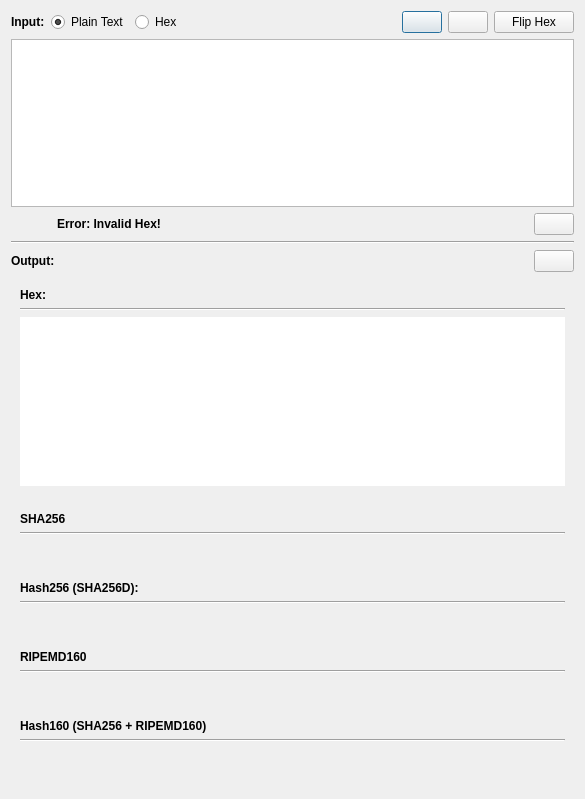
The window that src/qt/forms/hashcalcdialog.ui (torkelrogstad/mainchain) describes before a commit, drawn with Qt 5.
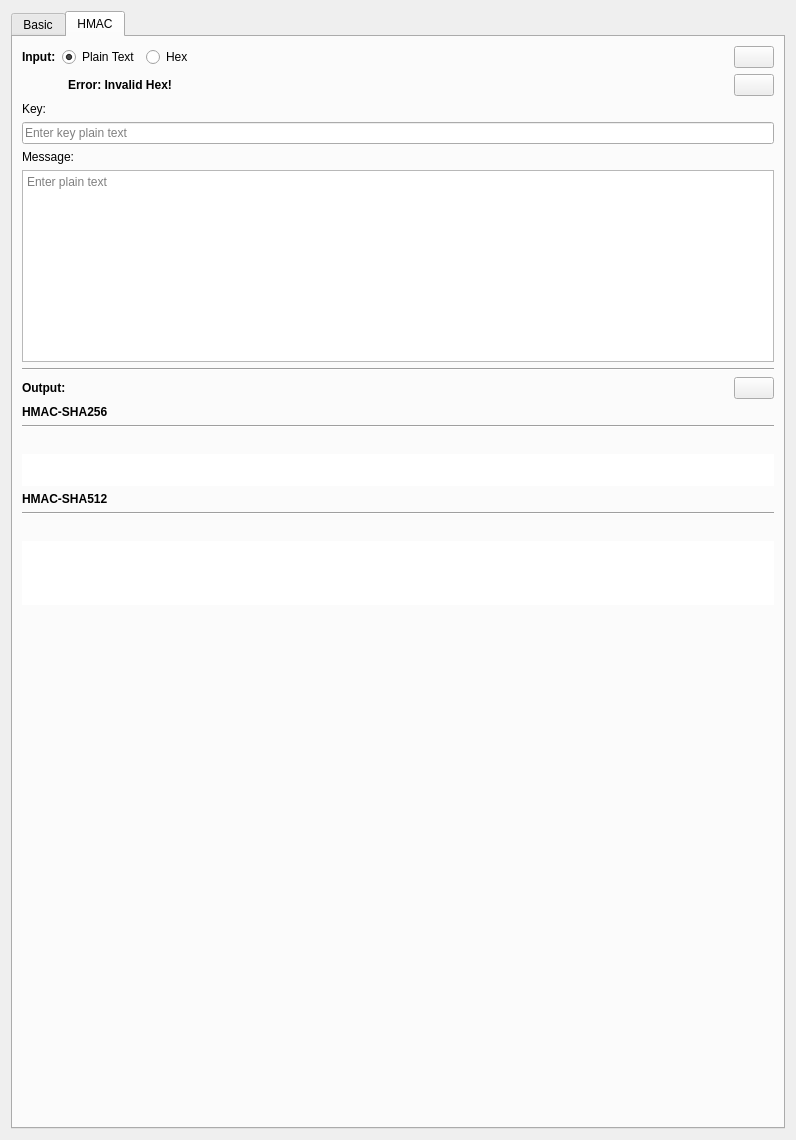
The same window after the commit. The open tabs and pages were chosen to show the change.

Commit message:
Update hash calculator
* Split view into Basic & HMAC

* Add SHA512 to basic tab

* Add binary translation for all output

* Add HMAC-SHA256 & HMAC-SHA512 to HMAC tab

* Add decoded output to basic tab

What changed in the file:
```diff
--- a/src/qt/forms/hashcalcdialog.ui
+++ b/src/qt/forms/hashcalcdialog.ui
@@ -6,8 +6,8 @@
    <rect>
     <x>0</x>
     <y>0</y>
-    <width>585</width>
-    <height>799</height>
+    <width>796</width>
+    <height>1140</height>
    </rect>
   </property>
   <property name="windowTitle">
@@ -15,6 +15,16 @@
   </property>
   <layout class="QVBoxLayout" name="verticalLayout">
    <item>
+    <widget class="QTabWidget" name="tabWidget">
+     <property name="currentIndex">
+      <number>0</number>
+     </property>
+     <widget class="QWidget" name="tab">
+      <attribute name="title">
+       <string>Basic</string>
+      </attribute>
+      <layout class="QVBoxLayout" name="verticalLayout_2">
+       <item>
     <layout class="QHBoxLayout" name="horizontalLayout_11">
      <item>
       <widget class="QLabel" name="label">
@@ -118,22 +128,6 @@
      </item>
     </layout>
    </item>
-   <item>
-    <widget class="QPlainTextEdit" name="plainTextEdit">
-     <property name="sizePolicy">
-      <sizepolicy hsizetype="Minimum" vsizetype="Maximum">
-       <horstretch>0</horstretch>
-       <verstretch>0</verstretch>
-      </sizepolicy>
-     </property>
-     <property name="plainText">
-      <string notr="true"/>
-     </property>
-     <property name="placeholderText">
-      <string comment="Enter plain text or Hex" extracomment="Enter plain text or Hex">Enter plain text</string>
-     </property>
-    </widget>
-   </item>
    <item>
     <layout class="QHBoxLayout" name="horizontalLayoutHexWarning">
      <item>
@@ -195,6 +189,22 @@
      </item>
     </layout>
    </item>
+       <item>
+        <widget class="QPlainTextEdit" name="plainTextEdit">
+         <property name="sizePolicy">
+          <sizepolicy hsizetype="Minimum" vsizetype="Maximum">
+           <horstretch>0</horstretch>
+           <verstretch>0</verstretch>
+          </sizepolicy>
+         </property>
+         <property name="plainText">
+          <string notr="true"/>
+         </property>
+         <property name="placeholderText">
+          <string comment="Enter plain text or Hex" extracomment="Enter plain text or Hex">Enter plain text</string>
+         </property>
+        </widget>
+       </item>
    <item>
     <widget class="Line" name="line">
      <property name="orientation">
@@ -245,24 +255,6 @@
     </layout>
    </item>
    <item>
-    <widget class="QFrame" name="frame_3">
-     <property name="frameShape">
-      <enum>QFrame::NoFrame</enum>
-     </property>
-     <property name="frameShadow">
-      <enum>QFrame::Raised</enum>
-     </property>
-     <property name="lineWidth">
-      <number>1</number>
-     </property>
-     <layout class="QVBoxLayout" name="verticalLayout_4">
-      <property name="topMargin">
-       <number>10</number>
-      </property>
-      <property name="bottomMargin">
-       <number>10</number>
-      </property>
-      <item>
        <widget class="QLabel" name="label_16">
         <property name="font">
          <font>
@@ -271,7 +263,7 @@
          </font>
         </property>
         <property name="text">
-         <string>Hex:</string>
+          <string>Hex</string>
         </property>
        </widget>
       </item>
@@ -283,15 +275,19 @@
        </widget>
       </item>
       <item>
-       <layout class="QHBoxLayout" name="horizontalLayout_7" stretch="0">
-        <property name="spacing">
-         <number>0</number>
-        </property>
-        <property name="leftMargin">
-         <number>0</number>
-        </property>
-        <item>
          <widget class="QTextBrowser" name="textBrowserHex">
+         <property name="sizePolicy">
+          <sizepolicy hsizetype="Expanding" vsizetype="Maximum">
+           <horstretch>0</horstretch>
+           <verstretch>0</verstretch>
+          </sizepolicy>
+         </property>
+         <property name="maximumSize">
+          <size>
+           <width>16777215</width>
+           <height>64</height>
+          </size>
+         </property>
           <property name="font">
            <font>
             <family>Noto Mono</family>
@@ -313,11 +309,14 @@
            <number>0</number>
           </property>
           <property name="verticalScrollBarPolicy">
-           <enum>Qt::ScrollBarAsNeeded</enum>
+          <enum>Qt::ScrollBarAlwaysOff</enum>
           </property>
           <property name="horizontalScrollBarPolicy">
            <enum>Qt::ScrollBarAlwaysOff</enum>
           </property>
+         <property name="sizeAdjustPolicy">
+          <enum>QAbstractScrollArea::AdjustToContents</enum>
+         </property>
           <property name="textInteractionFlags">
            <set>Qt::TextSelectableByMouse</set>
           </property>
@@ -326,29 +325,94 @@
           </property>
          </widget>
         </item>
-       </layout>
-      </item>
-     </layout>
+       <item>
+        <widget class="QTextBrowser" name="textBrowserHexBIN">
+         <property name="sizePolicy">
+          <sizepolicy hsizetype="Expanding" vsizetype="Maximum">
+           <horstretch>0</horstretch>
+           <verstretch>0</verstretch>
+          </sizepolicy>
+         </property>
+         <property name="maximumSize">
+          <size>
+           <width>16777215</width>
+           <height>32</height>
+          </size>
+         </property>
+         <property name="font">
+          <font>
+           <family>Noto Mono</family>
+           <pointsize>8</pointsize>
+          </font>
+         </property>
+         <property name="frameShape">
+          <enum>QFrame::NoFrame</enum>
+         </property>
+         <property name="lineWidth">
+          <number>0</number>
+         </property>
+         <property name="verticalScrollBarPolicy">
+          <enum>Qt::ScrollBarAlwaysOff</enum>
+         </property>
+         <property name="horizontalScrollBarPolicy">
+          <enum>Qt::ScrollBarAlwaysOff</enum>
+         </property>
+         <property name="textInteractionFlags">
+          <set>Qt::TextSelectableByMouse</set>
+         </property>
+        </widget>
+       </item>
+       <item>
+        <widget class="QLabel" name="label_10">
+         <property name="font">
+          <font>
+           <weight>75</weight>
+           <bold>true</bold>
+          </font>
+         </property>
+         <property name="text">
+          <string>Decode</string>
+         </property>
     </widget>
    </item>
    <item>
-    <widget class="QFrame" name="frame_4">
+        <widget class="Line" name="line_10">
+         <property name="orientation">
+          <enum>Qt::Horizontal</enum>
+         </property>
+        </widget>
+       </item>
+       <item>
+        <widget class="QTextBrowser" name="textBrowserDecode">
+         <property name="sizePolicy">
+          <sizepolicy hsizetype="Expanding" vsizetype="Maximum">
+           <horstretch>0</horstretch>
+           <verstretch>0</verstretch>
+          </sizepolicy>
+         </property>
+         <property name="font">
+          <font>
+           <family>Noto Mono</family>
+           <pointsize>14</pointsize>
+          </font>
+         </property>
      <property name="frameShape">
       <enum>QFrame::NoFrame</enum>
      </property>
-     <property name="frameShadow">
-      <enum>QFrame::Raised</enum>
-     </property>
      <property name="lineWidth">
-      <number>1</number>
-     </property>
-     <layout class="QVBoxLayout" name="verticalLayout_5">
-      <property name="topMargin">
-       <number>10</number>
-      </property>
-      <property name="bottomMargin">
-       <number>10</number>
-      </property>
+          <number>0</number>
+         </property>
+         <property name="verticalScrollBarPolicy">
+          <enum>Qt::ScrollBarAlwaysOff</enum>
+         </property>
+         <property name="horizontalScrollBarPolicy">
+          <enum>Qt::ScrollBarAlwaysOff</enum>
+         </property>
+         <property name="textInteractionFlags">
+          <set>Qt::TextSelectableByMouse</set>
+         </property>
+        </widget>
+       </item>
       <item>
        <widget class="QLabel" name="label_14">
         <property name="font">
@@ -370,8 +434,6 @@
        </widget>
       </item>
       <item>
-       <layout class="QHBoxLayout" name="horizontalLayout_4">
-        <item>
          <widget class="QLabel" name="labelSHA256">
           <property name="font">
            <font>
@@ -386,29 +448,43 @@
           </property>
          </widget>
         </item>
-       </layout>
-      </item>
-     </layout>
-    </widget>
-   </item>
    <item>
-    <widget class="QFrame" name="frame_7">
+        <widget class="QTextBrowser" name="textBrowserSHA256BIN">
+         <property name="sizePolicy">
+          <sizepolicy hsizetype="Expanding" vsizetype="Maximum">
+           <horstretch>0</horstretch>
+           <verstretch>0</verstretch>
+          </sizepolicy>
+         </property>
+         <property name="maximumSize">
+          <size>
+           <width>16777215</width>
+           <height>36</height>
+          </size>
+         </property>
+         <property name="font">
+          <font>
+           <family>Noto Mono</family>
+           <pointsize>8</pointsize>
+          </font>
+         </property>
      <property name="frameShape">
       <enum>QFrame::NoFrame</enum>
      </property>
-     <property name="frameShadow">
-      <enum>QFrame::Raised</enum>
-     </property>
      <property name="lineWidth">
-      <number>1</number>
-     </property>
-     <layout class="QVBoxLayout" name="verticalLayout_8">
-      <property name="topMargin">
-       <number>10</number>
-      </property>
-      <property name="bottomMargin">
-       <number>10</number>
-      </property>
+          <number>0</number>
+         </property>
+         <property name="verticalScrollBarPolicy">
+          <enum>Qt::ScrollBarAlwaysOff</enum>
+         </property>
+         <property name="horizontalScrollBarPolicy">
+          <enum>Qt::ScrollBarAlwaysOff</enum>
+         </property>
+         <property name="textInteractionFlags">
+          <set>Qt::TextSelectableByMouse</set>
+         </property>
+        </widget>
+       </item>
       <item>
        <widget class="QLabel" name="label_3">
         <property name="font">
@@ -418,7 +494,7 @@
          </font>
         </property>
         <property name="text">
-         <string>Hash256 (SHA256D):</string>
+          <string>Hash256 (SHA256D)</string>
         </property>
        </widget>
       </item>
@@ -430,8 +506,6 @@
        </widget>
       </item>
       <item>
-       <layout class="QHBoxLayout" name="horizontalLayout">
-        <item>
          <widget class="QLabel" name="labelSHA256D">
           <property name="font">
            <font>
@@ -446,29 +520,117 @@
           </property>
          </widget>
         </item>
-       </layout>
-      </item>
-     </layout>
+       <item>
+        <widget class="QTextBrowser" name="textBrowserHash256BIN">
+         <property name="sizePolicy">
+          <sizepolicy hsizetype="Expanding" vsizetype="Maximum">
+           <horstretch>0</horstretch>
+           <verstretch>0</verstretch>
+          </sizepolicy>
+         </property>
+         <property name="maximumSize">
+          <size>
+           <width>16777215</width>
+           <height>36</height>
+          </size>
+         </property>
+         <property name="font">
+          <font>
+           <family>Noto Mono</family>
+           <pointsize>8</pointsize>
+          </font>
+         </property>
+         <property name="frameShape">
+          <enum>QFrame::NoFrame</enum>
+         </property>
+         <property name="lineWidth">
+          <number>0</number>
+         </property>
+         <property name="verticalScrollBarPolicy">
+          <enum>Qt::ScrollBarAlwaysOff</enum>
+         </property>
+         <property name="horizontalScrollBarPolicy">
+          <enum>Qt::ScrollBarAlwaysOff</enum>
+         </property>
+         <property name="textInteractionFlags">
+          <set>Qt::TextSelectableByMouse</set>
+         </property>
+        </widget>
+       </item>
+       <item>
+        <widget class="QLabel" name="label_11">
+         <property name="font">
+          <font>
+           <weight>75</weight>
+           <bold>true</bold>
+          </font>
+         </property>
+         <property name="text">
+          <string>SHA512</string>
+         </property>
     </widget>
    </item>
    <item>
-    <widget class="QFrame" name="frame_5">
+        <widget class="Line" name="line_11">
+         <property name="orientation">
+          <enum>Qt::Horizontal</enum>
+         </property>
+        </widget>
+       </item>
+       <item>
+        <widget class="QLabel" name="labelSHA512">
+         <property name="font">
+          <font>
+           <family>Noto Mono</family>
+          </font>
+         </property>
+         <property name="text">
+          <string/>
+         </property>
+         <property name="textInteractionFlags">
+          <set>Qt::TextSelectableByMouse</set>
+         </property>
+        </widget>
+       </item>
+       <item>
+        <widget class="QTextBrowser" name="textBrowserSHA512BIN">
+         <property name="sizePolicy">
+          <sizepolicy hsizetype="Expanding" vsizetype="Maximum">
+           <horstretch>0</horstretch>
+           <verstretch>0</verstretch>
+          </sizepolicy>
+         </property>
+         <property name="maximumSize">
+          <size>
+           <width>16777215</width>
+           <height>64</height>
+          </size>
+         </property>
+         <property name="font">
+          <font>
+           <pointsize>8</pointsize>
+           <weight>50</weight>
+           <italic>false</italic>
+           <bold>false</bold>
+          </font>
+         </property>
      <property name="frameShape">
       <enum>QFrame::NoFrame</enum>
      </property>
-     <property name="frameShadow">
-      <enum>QFrame::Raised</enum>
-     </property>
      <property name="lineWidth">
-      <number>1</number>
-     </property>
-     <layout class="QVBoxLayout" name="verticalLayout_6">
-      <property name="topMargin">
-       <number>10</number>
-      </property>
-      <property name="bottomMargin">
-       <number>10</number>
-      </property>
+          <number>0</number>
+         </property>
+         <property name="verticalScrollBarPolicy">
+          <enum>Qt::ScrollBarAlwaysOff</enum>
+         </property>
+         <property name="horizontalScrollBarPolicy">
+          <enum>Qt::ScrollBarAlwaysOff</enum>
+         </property>
+         <property name="textInteractionFlags">
+          <set>Qt::TextSelectableByMouse</set>
+         </property>
+        </widget>
+       </item>
       <item>
        <widget class="QLabel" name="label_13">
         <property name="font">
@@ -490,8 +652,6 @@
        </widget>
       </item>
       <item>
-       <layout class="QHBoxLayout" name="horizontalLayout_2">
-        <item>
          <widget class="QLabel" name="labelRIPEMD160">
           <property name="font">
            <font>
@@ -506,29 +666,43 @@
           </property>
          </widget>
         </item>
-       </layout>
-      </item>
-     </layout>
-    </widget>
-   </item>
    <item>
-    <widget class="QFrame" name="frame_6">
+        <widget class="QTextBrowser" name="textBrowserRIPEMDBIN">
+         <property name="sizePolicy">
+          <sizepolicy hsizetype="Expanding" vsizetype="Maximum">
+           <horstretch>0</horstretch>
+           <verstretch>0</verstretch>
+          </sizepolicy>
+         </property>
+         <property name="maximumSize">
+          <size>
+           <width>16777215</width>
+           <height>32</height>
+          </size>
+         </property>
+         <property name="font">
+          <font>
+           <family>Noto Mono</family>
+           <pointsize>8</pointsize>
+          </font>
+         </property>
      <property name="frameShape">
       <enum>QFrame::NoFrame</enum>
      </property>
-     <property name="frameShadow">
-      <enum>QFrame::Raised</enum>
-     </property>
      <property name="lineWidth">
-      <number>1</number>
-     </property>
-     <layout class="QVBoxLayout" name="verticalLayout_7">
-      <property name="topMargin">
-       <number>10</number>
-      </property>
-      <property name="bottomMargin">
-       <number>10</number>
-      </property>
+          <number>0</number>
+         </property>
+         <property name="verticalScrollBarPolicy">
+          <enum>Qt::ScrollBarAlwaysOff</enum>
+         </property>
+         <property name="horizontalScrollBarPolicy">
+          <enum>Qt::ScrollBarAlwaysOff</enum>
+         </property>
+         <property name="textInteractionFlags">
+          <set>Qt::TextSelectableByMouse</set>
+         </property>
+        </widget>
+       </item>
       <item>
        <widget class="QLabel" name="label_12">
         <property name="font">
@@ -550,8 +724,6 @@
        </widget>
       </item>
       <item>
-       <layout class="QHBoxLayout" name="horizontalLayout_3">
-        <item>
          <widget class="QLabel" name="labelHash160">
           <property name="font">
            <font>
@@ -566,9 +738,418 @@
           </property>
          </widget>
         </item>
-       </layout>
-      </item>
-     </layout>
+       <item>
+        <widget class="QTextBrowser" name="textBrowserHash160BIN">
+         <property name="sizePolicy">
+          <sizepolicy hsizetype="Expanding" vsizetype="Maximum">
+           <horstretch>0</horstretch>
+           <verstretch>0</verstretch>
+          </sizepolicy>
+         </property>
+         <property name="maximumSize">
+          <size>
+           <width>16777215</width>
+           <height>32</height>
+          </size>
+         </property>
+         <property name="font">
+          <font>
+           <family>Noto Mono</family>
+           <pointsize>8</pointsize>
+          </font>
+         </property>
+         <property name="frameShape">
+          <enum>QFrame::NoFrame</enum>
+         </property>
+         <property name="lineWidth">
+          <number>0</number>
+         </property>
+         <property name="verticalScrollBarPolicy">
+          <enum>Qt::ScrollBarAlwaysOff</enum>
+         </property>
+         <property name="horizontalScrollBarPolicy">
+          <enum>Qt::ScrollBarAlwaysOff</enum>
+         </property>
+         <property name="textInteractionFlags">
+          <set>Qt::TextSelectableByMouse</set>
+         </property>
+        </widget>
+       </item>
+       <item>
+        <spacer name="verticalSpacer_2">
+         <property name="orientation">
+          <enum>Qt::Vertical</enum>
+         </property>
+         <property name="sizeHint" stdset="0">
+          <size>
+           <width>20</width>
+           <height>40</height>
+          </size>
+         </property>
+        </spacer>
+       </item>
+      </layout>
+     </widget>
+     <widget class="QWidget" name="tab_2">
+      <attribute name="title">
+       <string>HMAC</string>
+      </attribute>
+      <layout class="QVBoxLayout" name="verticalLayout_3">
+       <item>
+        <layout class="QHBoxLayout" name="horizontalLayout_12">
+         <item>
+          <widget class="QLabel" name="label_8">
+           <property name="sizePolicy">
+            <sizepolicy hsizetype="Preferred" vsizetype="Maximum">
+             <horstretch>0</horstretch>
+             <verstretch>0</verstretch>
+            </sizepolicy>
+           </property>
+           <property name="font">
+            <font>
+             <weight>75</weight>
+             <bold>true</bold>
+            </font>
+           </property>
+           <property name="text">
+            <string>Input:</string>
+           </property>
+          </widget>
+         </item>
+         <item>
+          <widget class="QRadioButton" name="radioButtonPlainTextHMAC">
+           <property name="text">
+            <string>Plain Text</string>
+           </property>
+           <property name="checked">
+            <bool>true</bool>
+           </property>
+          </widget>
+         </item>
+         <item>
+          <widget class="QRadioButton" name="radioButtonHexHMAC">
+           <property name="text">
+            <string>Hex</string>
+           </property>
+          </widget>
+         </item>
+         <item>
+          <spacer name="horizontalSpacer_2">
+           <property name="orientation">
+            <enum>Qt::Horizontal</enum>
+           </property>
+           <property name="sizeHint" stdset="0">
+            <size>
+             <width>40</width>
+             <height>20</height>
+            </size>
+           </property>
+          </spacer>
+         </item>
+         <item>
+          <widget class="QPushButton" name="pushButtonClearHMAC">
+           <property name="sizePolicy">
+            <sizepolicy hsizetype="Maximum" vsizetype="Fixed">
+             <horstretch>0</horstretch>
+             <verstretch>0</verstretch>
+            </sizepolicy>
+           </property>
+           <property name="text">
+            <string/>
+           </property>
+           <property name="iconSize">
+            <size>
+             <width>24</width>
+             <height>24</height>
+            </size>
+           </property>
+          </widget>
+         </item>
+        </layout>
+       </item>
+       <item>
+        <layout class="QHBoxLayout" name="horizontalLayoutHexWarningHMAC">
+         <item>
+          <widget class="QPushButton" name="pushButtonHexWarningHMAC">
+           <property name="sizePolicy">
+            <sizepolicy hsizetype="Maximum" vsizetype="Fixed">
+             <horstretch>0</horstretch>
+             <verstretch>0</verstretch>
+            </sizepolicy>
+           </property>
+           <property name="text">
+            <string/>
+           </property>
+           <property name="iconSize">
+            <size>
+             <width>24</width>
+             <height>24</height>
+            </size>
+           </property>
+           <property name="flat">
+            <bool>true</bool>
+           </property>
+          </widget>
+         </item>
+         <item>
+          <widget class="QLabel" name="labelInvalidHexHMAC">
+           <property name="font">
+            <font>
+             <weight>75</weight>
+             <bold>true</bold>
+            </font>
+           </property>
+           <property name="text">
+            <string>Error: Invalid Hex! </string>
+           </property>
+           <property name="textInteractionFlags">
+            <set>Qt::NoTextInteraction</set>
+           </property>
+          </widget>
+         </item>
+         <item>
+          <widget class="QPushButton" name="pushButtonHelpInvalidHexHMAC">
+           <property name="sizePolicy">
+            <sizepolicy hsizetype="Maximum" vsizetype="Fixed">
+             <horstretch>0</horstretch>
+             <verstretch>0</verstretch>
+            </sizepolicy>
+           </property>
+           <property name="text">
+            <string/>
+           </property>
+           <property name="iconSize">
+            <size>
+             <width>24</width>
+             <height>24</height>
+            </size>
+           </property>
+          </widget>
+         </item>
+        </layout>
+       </item>
+       <item>
+        <widget class="QLabel" name="label_5">
+         <property name="text">
+          <string>Key:</string>
+         </property>
+        </widget>
+       </item>
+       <item>
+        <widget class="QLineEdit" name="lineEditHMACKey">
+         <property name="placeholderText">
+          <string>Enter key plain text</string>
+         </property>
+        </widget>
+       </item>
+       <item>
+        <widget class="QLabel" name="label_4">
+         <property name="text">
+          <string>Message:</string>
+         </property>
+        </widget>
+       </item>
+       <item>
+        <widget class="QPlainTextEdit" name="plainTextEditHMAC">
+         <property name="sizePolicy">
+          <sizepolicy hsizetype="Expanding" vsizetype="Maximum">
+           <horstretch>0</horstretch>
+           <verstretch>0</verstretch>
+          </sizepolicy>
+         </property>
+         <property name="placeholderText">
+          <string>Enter plain text</string>
+         </property>
+        </widget>
+       </item>
+       <item>
+        <widget class="Line" name="line_2">
+         <property name="orientation">
+          <enum>Qt::Horizontal</enum>
+         </property>
+        </widget>
+       </item>
+       <item>
+        <layout class="QHBoxLayout" name="horizontalLayout">
+         <property name="bottomMargin">
+          <number>0</number>
+         </property>
+         <item>
+          <widget class="QLabel" name="label_6">
+           <property name="font">
+            <font>
+             <weight>75</weight>
+             <bold>true</bold>
+            </font>
+           </property>
+           <property name="text">
+            <string>Output:</string>
+           </property>
+          </widget>
+         </item>
+         <item>
+          <widget class="QPushButton" name="pushButtonHelpHMAC">
+           <property name="sizePolicy">
+            <sizepolicy hsizetype="Maximum" vsizetype="Fixed">
+             <horstretch>0</horstretch>
+             <verstretch>0</verstretch>
+            </sizepolicy>
+           </property>
+           <property name="text">
+            <string/>
+           </property>
+           <property name="iconSize">
+            <size>
+             <width>24</width>
+             <height>24</height>
+            </size>
+           </property>
+          </widget>
+         </item>
+        </layout>
+       </item>
+       <item>
+        <widget class="QLabel" name="label_7">
+         <property name="font">
+          <font>
+           <weight>75</weight>
+           <bold>true</bold>
+          </font>
+         </property>
+         <property name="text">
+          <string>HMAC-SHA256</string>
+         </property>
+        </widget>
+       </item>
+       <item>
+        <widget class="Line" name="line_3">
+         <property name="orientation">
+          <enum>Qt::Horizontal</enum>
+         </property>
+        </widget>
+       </item>
+       <item>
+        <widget class="QLabel" name="labelHMACSHA256">
+         <property name="font">
+          <font>
+           <family>Noto Mono</family>
+          </font>
+         </property>
+         <property name="text">
+          <string/>
+         </property>
+        </widget>
+       </item>
+       <item>
+        <widget class="QTextBrowser" name="textBrowserHMAC256BIN">
+         <property name="sizePolicy">
+          <sizepolicy hsizetype="Expanding" vsizetype="Maximum">
+           <horstretch>0</horstretch>
+           <verstretch>0</verstretch>
+          </sizepolicy>
+         </property>
+         <property name="maximumSize">
+          <size>
+           <width>16777215</width>
+           <height>32</height>
+          </size>
+         </property>
+         <property name="font">
+          <font>
+           <family>Noto Mono</family>
+           <pointsize>8</pointsize>
+          </font>
+         </property>
+         <property name="frameShape">
+          <enum>QFrame::NoFrame</enum>
+         </property>
+         <property name="lineWidth">
+          <number>0</number>
+         </property>
+         <property name="verticalScrollBarPolicy">
+          <enum>Qt::ScrollBarAlwaysOff</enum>
+         </property>
+         <property name="horizontalScrollBarPolicy">
+          <enum>Qt::ScrollBarAlwaysOff</enum>
+         </property>
+         <property name="textInteractionFlags">
+          <set>Qt::TextSelectableByMouse</set>
+         </property>
+        </widget>
+       </item>
+       <item>
+        <widget class="QLabel" name="label_9">
+         <property name="font">
+          <font>
+           <weight>75</weight>
+           <bold>true</bold>
+          </font>
+         </property>
+         <property name="text">
+          <string>HMAC-SHA512</string>
+         </property>
+        </widget>
+       </item>
+       <item>
+        <widget class="Line" name="line_4">
+         <property name="orientation">
+          <enum>Qt::Horizontal</enum>
+         </property>
+        </widget>
+       </item>
+       <item>
+        <widget class="QLabel" name="labelHMACSHA512">
+         <property name="font">
+          <font>
+           <family>Noto Mono</family>
+          </font>
+         </property>
+         <property name="text">
+          <string/>
+         </property>
+        </widget>
+       </item>
+       <item>
+        <widget class="QTextBrowser" name="textBrowserHMAC512BIN">
+         <property name="sizePolicy">
+          <sizepolicy hsizetype="Expanding" vsizetype="Maximum">
+           <horstretch>0</horstretch>
+           <verstretch>0</verstretch>
+          </sizepolicy>
+         </property>
+         <property name="maximumSize">
+          <size>
+           <width>16777215</width>
+           <height>64</height>
+          </size>
+         </property>
+         <property name="font">
+          <font>
+           <family>Noto Mono</family>
+           <pointsize>8</pointsize>
+          </font>
+         </property>
+         <property name="frameShape">
+          <enum>QFrame::NoFrame</enum>
+         </property>
+         <property name="lineWidth">
+          <number>0</number>
+         </property>
+         <property name="verticalScrollBarPolicy">
+          <enum>Qt::ScrollBarAlwaysOff</enum>
+         </property>
+         <property name="horizontalScrollBarPolicy">
+          <enum>Qt::ScrollBarAlwaysOff</enum>
+         </property>
+         <property name="textInteractionFlags">
+          <set>Qt::TextSelectableByMouse</set>
+         </property>
+         <property name="searchPaths">
+          <stringlist notr="true"/>
+         </property>
+         <property name="openLinks">
+          <bool>false</bool>
+         </property>
     </widget>
    </item>
    <item>
@@ -583,6 +1164,10 @@
       </size>
      </property>
     </spacer>
+       </item>
+      </layout>
+     </widget>
+    </widget>
    </item>
   </layout>
  </widget>
```
Lines whose indentation alone changed are shown as unchanged. The commit also changes 2 other files.
